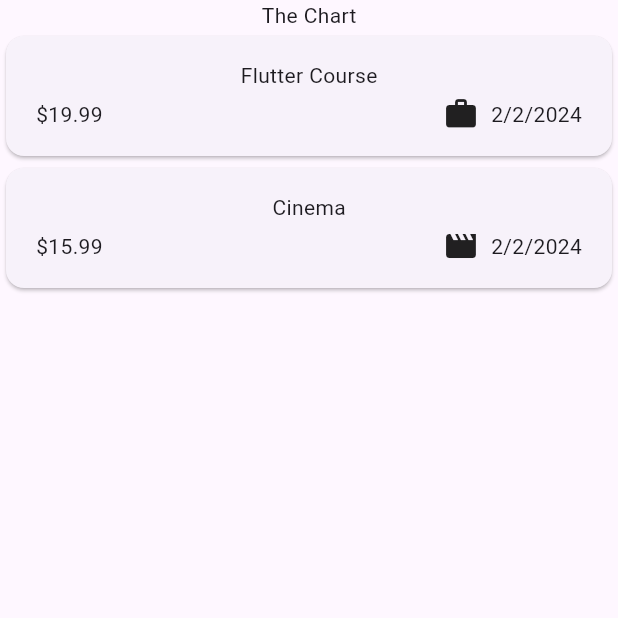
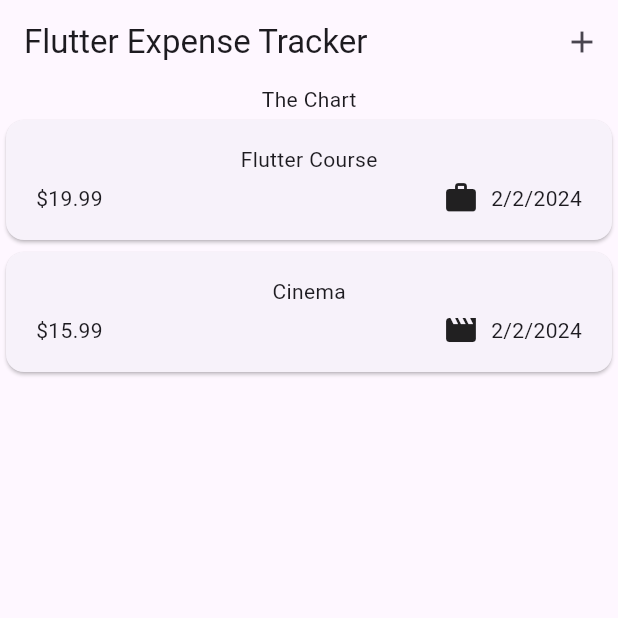
Before and after one commit to spere200/flutter-expense-tracker, a Flutter app: the screen it shows after launch, on a phone screen of 412 x 824 dp, the top half of it. Run offline on Flutter 3.47's test engine with Material 3 defaults, Android fonts, the phone set to English and light mode, and no system bars.

Commit message:
Added an AppBar to the main screen

```diff
--- a/lib/widgets/expenses.dart
+++ b/lib/widgets/expenses.dart
@@ -13,6 +13,10 @@ class Expenses extends StatefulWidget {
 }
 
 class _ExpensesState extends State<Expenses> {
+  void _openAddExpenseOverlay(){
+
+  }
+
   final List<Expense> _registeredExpenses = [
     Expense("Flutter Course", 19.99, DateTime.now(), Category.work),
     Expense("Cinema", 15.99, DateTime.now(), Category.leisure),
@@ -21,6 +25,12 @@ class _ExpensesState extends State<Expenses> {
   @override
   Widget build(BuildContext context) {
     return Scaffold(
+      appBar: AppBar(
+        title: const Text("Flutter Expense Tracker"),
+        actions: [
+          IconButton(onPressed: _openAddExpenseOverlay, icon: const Icon(Icons.add)),
+        ],
+      ),
       body: Column(
         children: [
           const Text("The Chart"),
```
